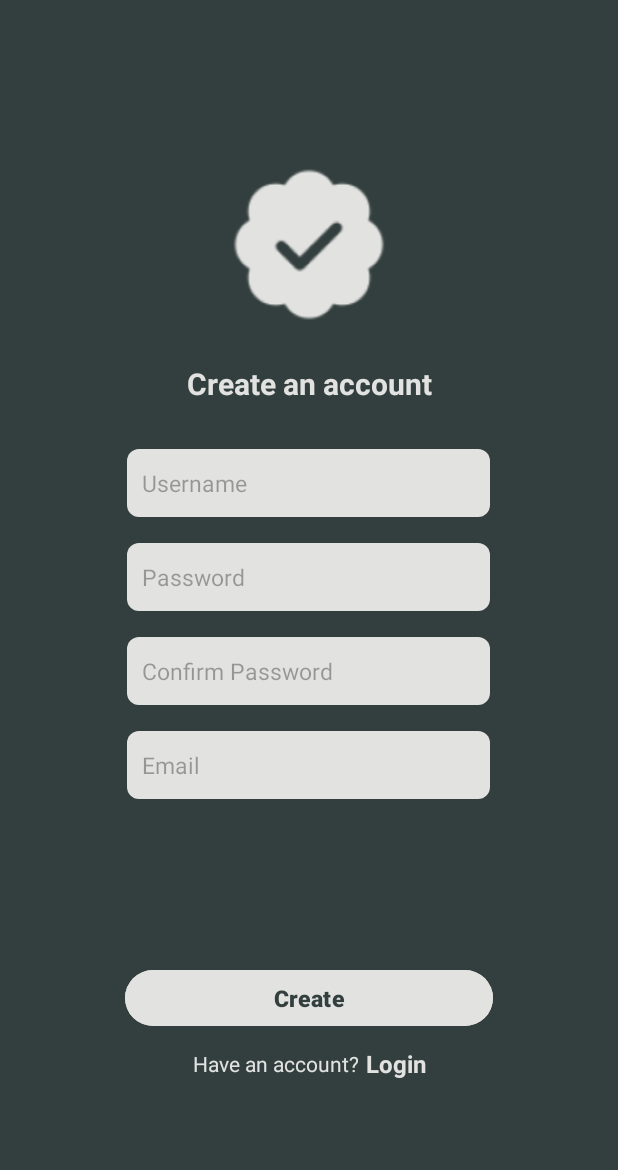
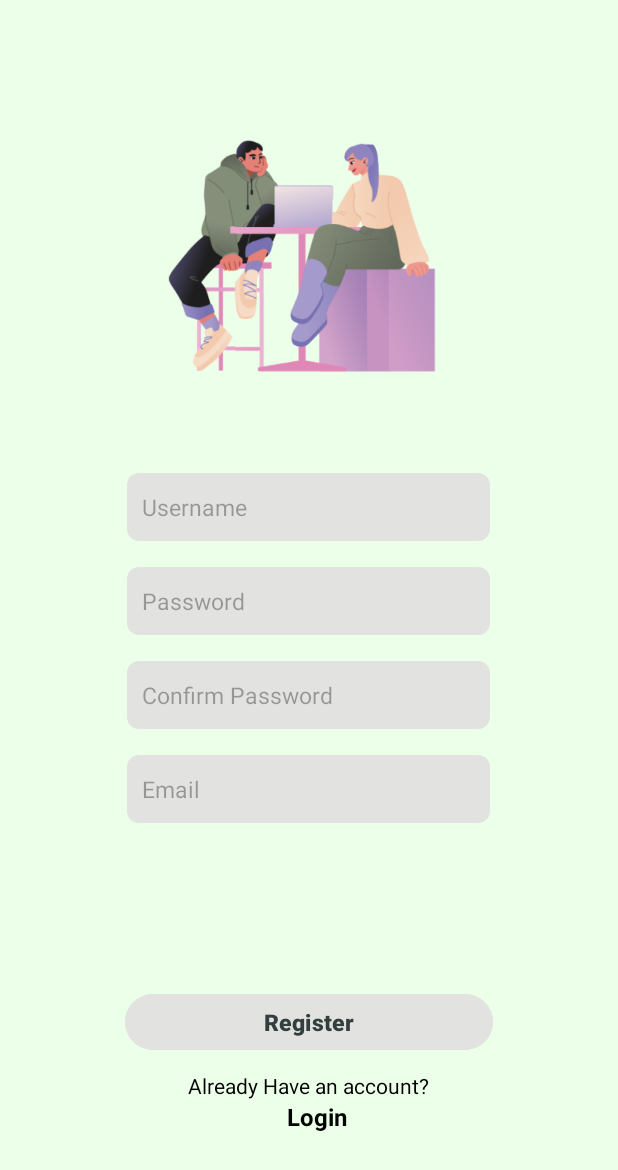
Before and after one commit to hpcsupunk/To-Do-Mad, an Android app: the signUpScreen screen opened directly, with no data from a screen before it, on a phone screen of 412 x 824 dp. Shown: the top 1170 px of the screen. Run offline under Robolectric (Android 15) with nearby library versions, the phone set to English and light mode, and no system bars.

Commit message:
image size chnged add button colour

```diff
--- a/app/src/main/res/layout/activity_sign_up_screen.xml
+++ b/app/src/main/res/layout/activity_sign_up_screen.xml
@@ -9,7 +9,7 @@
     <LinearLayout
         android:layout_width="0dp"
         android:layout_height="0dp"
-        android:background="#333F3E"
+        android:background="#ecffe9"
         android:gravity="center"
         android:orientation="vertical"
         app:layout_constraintBottom_toBottomOf="parent"
@@ -19,20 +19,11 @@
 
         <ImageView
             android:id="@+id/imageView2"
-            android:layout_width="match_parent"
-            android:layout_height="wrap_content"
-            app:srcCompat="@drawable/img3" />
+            android:layout_width="346dp"
+            android:layout_height="217dp"
+            app:srcCompat="@drawable/signup" />
 
-        <TextView
-            android:id="@+id/textView3"
-            android:layout_width="match_parent"
-            android:layout_height="wrap_content"
-            android:layout_marginTop="20dp"
-            android:gravity="center"
-            android:text="Create an account"
-            android:textColor="#E2E3E1"
-            android:textSize="20dp"
-            android:textStyle="bold" />
+
 
         <EditText
             android:id="@+id/editUserName"
@@ -45,7 +36,7 @@
             android:hint="Username"
             android:inputType="text|textPassword"
             android:padding="10dp"
-            android:textColor="#333F3E"
+            android:textColor="#000000"
             android:textSize="15dp" />
 
         <EditText
@@ -59,7 +50,7 @@
             android:hint="Password"
             android:inputType="textPassword"
             android:padding="10dp"
-            android:textColor="#333F3E"
+            android:textColor="#000000"
             android:textSize="15dp" />
 
         <EditText
@@ -73,7 +64,7 @@
             android:hint="Confirm Password"
             android:inputType="textPassword"
             android:padding="10dp"
-            android:textColor="#333F3E"
+            android:textColor="#000000"
             android:textSize="15dp" />
 
         <EditText
@@ -87,7 +78,7 @@
             android:hint="Email"
             android:inputType="text"
             android:padding="10dp"
-            android:textColor="#333F3E"
+            android:textColor="#000000"
             android:textSize="15dp" />
 
         <Button
@@ -97,7 +88,7 @@
             android:layout_gravity="center_horizontal"
             android:layout_marginTop="110dp"
             android:backgroundTint="#E2E3E1"
-            android:text="Create"
+            android:text="Register"
             android:textColor="#333F3E"
             android:textSize="15dp"
             android:textStyle="bold" />
@@ -114,9 +105,11 @@
                 android:layout_width="wrap_content"
                 android:layout_height="wrap_content"
                 android:gravity="center"
-                android:text="Have an account?"
-                android:textColor="#E2E3E1"
+                android:text="Already Have an account?"
+                android:textColor="#000000"
                 android:textSize="14dp" />
+
+        </LinearLayout>
 
         <TextView
             android:id="@+id/textlogin"
@@ -125,10 +118,9 @@
             android:layout_marginLeft="5dp"
             android:gravity="center"
             android:text="Login"
-                android:textColor="#E2E3E1"
+            android:textColor="#000000"
             android:textSize="16dp"
             android:textStyle="bold" />
-        </LinearLayout>
 
     </LinearLayout>
 
--- a/app/src/main/res/layout/additemdialog.xml
+++ b/app/src/main/res/layout/additemdialog.xml
@@ -2,7 +2,7 @@
 <LinearLayout xmlns:android="http://schemas.android.com/apk/res/android"
     android:layout_width="match_parent"
     android:layout_height="wrap_content"
-    android:background="#333F3E"
+    android:background="#B6DAA2"
     android:orientation="vertical"
     android:padding="20dp">
 
--- a/app/src/main/res/layout/list_item.xml
+++ b/app/src/main/res/layout/list_item.xml
@@ -4,6 +4,7 @@
     xmlns:tools="http://schemas.android.com/tools"
     android:layout_width="match_parent"
     android:layout_height="match_parent">
+
 
     <LinearLayout
         android:layout_width="match_parent"
@@ -20,12 +21,13 @@
             android:layout_height="match_parent"
             android:orientation="horizontal">
 
+
             <TextView
                 android:id="@+id/txt_todoname"
                 android:layout_width="wrap_content"
                 android:layout_height="wrap_content"
                 android:layout_gravity="center_vertical"
-                android:text="TO DO Item 1"
+                android:text="Task"
                 android:textSize="15dp"
                 android:textStyle="bold" />
 
--- a/app/src/main/res/layout/update_info.xml
+++ b/app/src/main/res/layout/update_info.xml
@@ -2,7 +2,7 @@
 <LinearLayout xmlns:android="http://schemas.android.com/apk/res/android"
     android:layout_width="match_parent"
     android:layout_height="wrap_content"
-    android:background="#333F3E"
+    android:background="#ECFFE9"
     android:orientation="vertical"
     android:padding="20dp">
 
@@ -23,6 +23,7 @@
         android:layout_width="match_parent"
         android:layout_height="wrap_content"
         android:layout_marginTop="15dp"
+
         android:background="@drawable/rounded_rectangle"
         android:hint="Email"
         android:inputType="text"
```
Also changed, not shown: app/src/main/res/layout/activity_dev_info.xml (+23 -13 lines), app/src/main/res/layout/activity_login_screen.xml (+12 -21 lines), app/src/main/res/layout/activity_main.xml (+8 -26 lines), app/src/main/res/layout/activity_main_screen.xml (+32 -19 lines), app/src/main/res/layout/activity_user_info.xml (+5 -5 lines), app/src/main/res/drawable/add.png, app/src/main/res/drawable/login.PNG (added), app/src/main/res/drawable/logo.PNG (added), app/src/main/res/drawable/signup.PNG (added), app/src/main/res/drawable/userinfo.png (added), 2 other files. Lines whose indentation alone changed are shown as unchanged.
